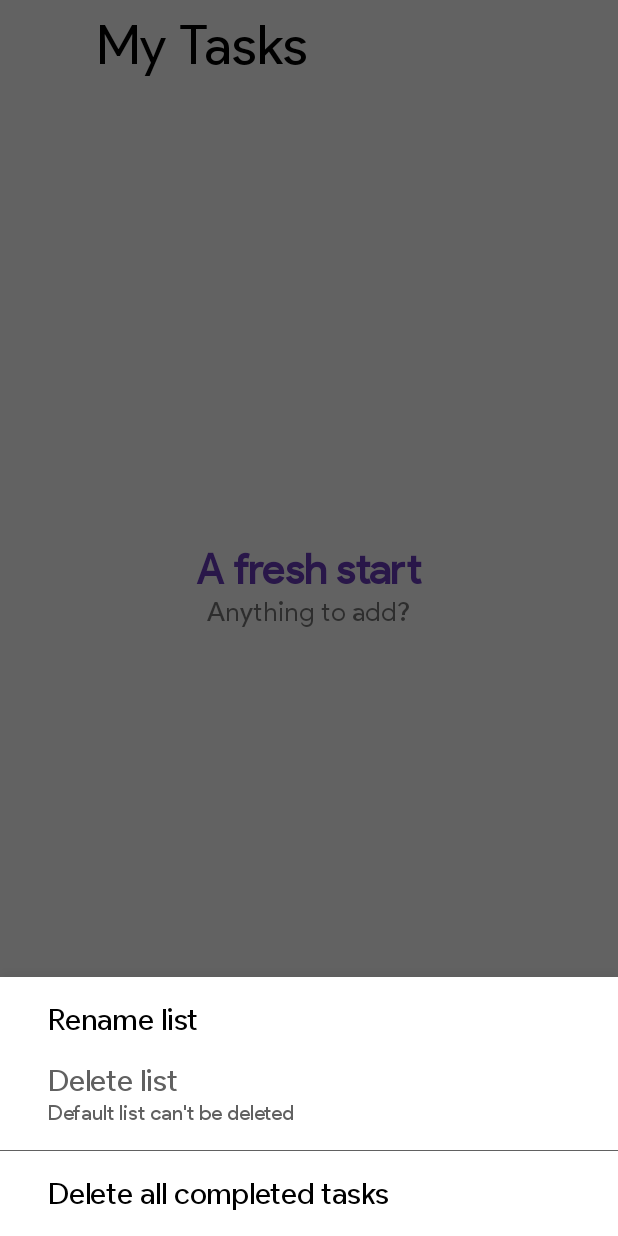
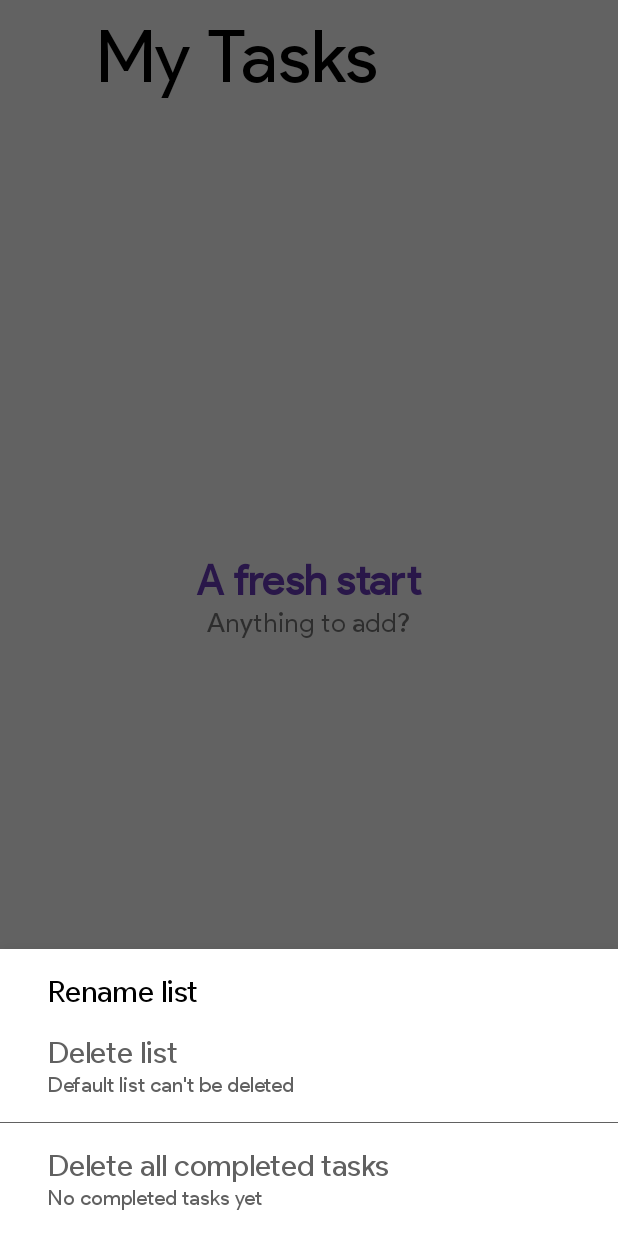
Before and after one commit to thejunglegiant/RoutineTracker, an Android app: the screen it shows after launch (MainActivity), after a tap on an icon or button, on a phone screen of 412 x 824 dp. Run offline under Robolectric (Android 15) with nearby library versions, the phone set to English and light mode, and no system bars; our stand-ins replace Room's generated code, data binding.

Commit message:
Tick button added, bugs fixed

```diff
--- a/app/src/main/java/com/oleksii/routinetracker/bottomactions/BottomActionsFragment.kt
+++ b/app/src/main/java/com/oleksii/routinetracker/bottomactions/BottomActionsFragment.kt
@@ -76,7 +76,15 @@ class BottomActionsFragment : BottomSheetDialogFragment() {
             binding.deleteList.setTextColor(
                 ContextCompat.getColor(application.applicationContext, (R.color.textHintColor))
             )
-            binding.additionalInfo.visibility = View.VISIBLE
+            binding.deleteListHint.visibility = View.VISIBLE
+        }
+
+        if (amountOfCompletedTasks < 1) {
+            binding.deleteCompleted.isEnabled = false
+            binding.deleteCompleted.setTextColor(
+                ContextCompat.getColor(application.applicationContext, (R.color.textHintColor))
+            )
+            binding.deleteCompletedHint.visibility = View.VISIBLE
         }
 
         binding.renameList.setOnClickListener {
--- a/app/src/main/java/com/oleksii/routinetracker/createtask/CreateTaskFragment.kt
+++ b/app/src/main/java/com/oleksii/routinetracker/createtask/CreateTaskFragment.kt
@@ -79,9 +79,7 @@ class CreateTaskFragment : BottomSheetDialogFragment() {
             if (binding.addDetails.text.isEmpty())
                 details = ""
             createTaskViewModel.createTask(currentListId, title, details, date)
-            this.dismiss()
-        } else {
-            this.dismiss()
         }
+        this.dismiss()
     }
 }
--- a/app/src/main/java/com/oleksii/routinetracker/list/BindingUtil.kt
+++ b/app/src/main/java/com/oleksii/routinetracker/list/BindingUtil.kt
@@ -2,6 +2,7 @@ package com.oleksii.routinetracker.list
 
 import android.widget.TextView
 import androidx.databinding.BindingAdapter
+import com.oleksii.routinetracker.R
 import com.oleksii.routinetracker.database.SetOfTask
 import com.oleksii.routinetracker.database.Task
 import com.oleksii.routinetracker.formatDate
@@ -26,7 +27,7 @@ fun TextView.setTaskDateAsString(item: Task?) {
         if (it.stage == 0) {
             text = formatDate(it.date)
         } else {
-            text = "Completed"
+            text = context.getString(R.string.completed)
         }
     }
 }
--- a/app/src/main/java/com/oleksii/routinetracker/list/ListFragment.kt
+++ b/app/src/main/java/com/oleksii/routinetracker/list/ListFragment.kt
@@ -1,11 +1,9 @@
 package com.oleksii.routinetracker.list
 
 import android.os.Bundle
-import android.util.Log
 import android.view.LayoutInflater
 import android.view.View
 import android.view.ViewGroup
-import android.widget.ListAdapter
 import androidx.databinding.DataBindingUtil
 import androidx.fragment.app.Fragment
 import androidx.lifecycle.Observer
@@ -25,12 +23,10 @@ private lateinit var listViewModel: ListViewModel
 
 class ListFragment : Fragment() {
 
-
     override fun onCreateView(
         inflater: LayoutInflater, container: ViewGroup?,
         savedInstanceState: Bundle?): View? {
-        binding = DataBindingUtil.inflate(
-            inflater, R.layout.fragment_list, container, false)
+        binding = DataBindingUtil.inflate(inflater, R.layout.fragment_list, container, false)
         val application = requireNotNull(this.activity).application
         val dataSource = TaskDatabase.getInstance(application).taskDatabaseDao
         val adapter = TaskAdapter(
@@ -40,19 +36,19 @@ class ListFragment : Fragment() {
                 )
             },
             DoneButtonListener { task ->
-                listViewModel.onDoneTask(task)
-                showSnackBar(getString(R.string.you_did_it))
+                if (task.stage == 0) {
+                    listViewModel.onDoneTask(task)
+                    showSnackBar(getString(R.string.you_did_it))
+                } else {
+                    listViewModel.onUndoneTask(task)
+                    showSnackBar(getString(R.string.task_were_undoned))
+                }
             }
         )
         binding.tasksList.adapter = adapter
+        binding.listFragment = this
 
         listViewModel = ListViewModel(dataSource, application)
-        binding.listViewModel = listViewModel
-
-        binding.addButton.setOnClickListener {
-            val createTaskFragment = CreateTaskFragment()
-            createTaskFragment.show(fragmentManager!!, createTaskFragment.tag)
-        }
 
         binding.moreActions.setOnClickListener {
             val bottomActionsFragment = BottomActionsFragment()
@@ -71,7 +67,7 @@ class ListFragment : Fragment() {
                 lists.forEach { list ->
                     if (list.opened) {
                         currentListId = list.listId
-                        binding.list = list
+                        binding.listTitle.text = list.title
                         submitAll(listViewModel.tasks.value, adapter)
                     }
                 }
@@ -81,13 +77,20 @@ class ListFragment : Fragment() {
         listViewModel.tasks.observe(this, Observer {
             submitAll(it, adapter)
             if (it.isNullOrEmpty()) {
+                binding.tasksList.visibility = View.GONE
                 binding.freshStart.visibility = View.VISIBLE
             } else {
                 binding.freshStart.visibility = View.GONE
+                binding.tasksList.visibility = View.VISIBLE
             }
         })
 
         return binding.root
+    }
+
+    fun addTask() {
+        val createTaskFragment = CreateTaskFragment()
+        createTaskFragment.show(fragmentManager!!, createTaskFragment.tag)
     }
 
     companion object {
--- a/app/src/main/java/com/oleksii/routinetracker/list/TaskAdapter.kt
+++ b/app/src/main/java/com/oleksii/routinetracker/list/TaskAdapter.kt
@@ -6,6 +6,7 @@ import android.view.LayoutInflater
 import android.view.View
 import android.view.ViewGroup
 import androidx.recyclerview.widget.RecyclerView
+import com.oleksii.routinetracker.R
 import com.oleksii.routinetracker.database.Task
 import com.oleksii.routinetracker.databinding.ListItemTaskBinding
 import com.oleksii.routinetracker.formatDate
@@ -33,12 +34,7 @@ class TaskAdapter(private val clickListener: TaskListener,
     }
 
     fun submitList(data: List<Task>?) {
-        if (data == null) {
-            tasksList = Collections.emptyList()
-        } else {
-            tasksList = data
-        }
-
+        tasksList = data ?: Collections.emptyList()
         size = tasksList.size
         notifyDataSetChanged()
     }
@@ -58,10 +54,10 @@ class TaskAdapter(private val clickListener: TaskListener,
                 else
                     binding.taskDeadline.visibility = View.VISIBLE
 
-                binding.doneButtonListener = doneButtonListener
                 binding.taskText.paintFlags = binding.taskText.paintFlags and
                         Paint.STRIKE_THRU_TEXT_FLAG.inv()
                 previousDate = item.date
+                binding.taskCheck.setBackgroundResource(R.drawable.ic_radio_button_unchecked_black_24dp)
             } else {
                 if (completedTasksExist)
                     binding.taskDeadline.visibility = View.GONE
@@ -70,9 +66,11 @@ class TaskAdapter(private val clickListener: TaskListener,
 
                 binding.taskText.paintFlags = Paint.STRIKE_THRU_TEXT_FLAG
                 completedTasksExist = true
+                binding.taskCheck.setBackgroundResource(R.drawable.tick_30dp)
             }
             if (item.details.isNotEmpty())
                 binding.taskDetails.visibility = View.VISIBLE
+            binding.doneButtonListener = doneButtonListener
             binding.clickListener = clickListener
             binding.task = item
             binding.executePendingBindings()
--- a/app/src/main/res/drawable/ic_radio_button_unchecked_black_24dp.xml
+++ b/app/src/main/res/drawable/ic_radio_button_unchecked_black_24dp.xml
@@ -4,6 +4,6 @@
         android:viewportWidth="24.0"
         android:viewportHeight="24.0">
     <path
-        android:fillColor="#FF000000"
+        android:fillColor="@color/textColor"
         android:pathData="M12,2C6.48,2 2,6.48 2,12s4.48,10 10,10 10,-4.48 10,-10S17.52,2 12,2zM12,20c-4.42,0 -8,-3.58 -8,-8s3.58,-8 8,-8 8,3.58 8,8 -3.58,8 -8,8z"/>
 </vector>
--- a/app/src/main/res/drawable/tick_30dp.xml
+++ b/app/src/main/res/drawable/tick_30dp.xml
@@ -1,4 +1,4 @@
 <vector android:height="30dp" android:viewportHeight="24.0"
     android:viewportWidth="24.0" android:width="30dp" xmlns:android="http://schemas.android.com/apk/res/android">
-    <path android:fillColor="#FF000000" android:pathData="M9,16.2L4.8,12l-1.4,1.4L9,19 21,7l-1.4,-1.4L9,16.2z"/>
+    <path android:fillColor="@color/textColor" android:pathData="M9,16.2L4.8,12l-1.4,1.4L9,19 21,7l-1.4,-1.4L9,16.2z"/>
 </vector>
--- a/app/src/main/res/layout/fragment_add_list.xml
+++ b/app/src/main/res/layout/fragment_add_list.xml
@@ -68,7 +68,6 @@
             android:layout_marginEnd="32dp"
             android:background="@android:color/transparent"
             android:hint="@string/enter_list_title"
-            android:inputType="text"
             style="@style/edit_text"
             app:layout_constraintEnd_toEndOf="parent"
             app:layout_constraintStart_toStartOf="parent"
--- a/app/src/main/res/layout/fragment_bottom_actions.xml
+++ b/app/src/main/res/layout/fragment_bottom_actions.xml
@@ -36,7 +36,7 @@
             app:layout_constraintTop_toBottomOf="@+id/rename_list" />
 
         <TextView
-            android:id="@+id/additional_info"
+            android:id="@+id/delete_list_hint"
             android:layout_width="0dp"
             android:layout_height="wrap_content"
             android:text="@string/default_list_cant_be_deleted"
@@ -54,23 +54,42 @@
             android:background="@color/colorGray700"
             app:layout_constraintEnd_toEndOf="parent"
             app:layout_constraintStart_toStartOf="parent"
-            app:layout_constraintTop_toBottomOf="@+id/additional_info" />
+            app:layout_constraintTop_toBottomOf="@+id/delete_list_hint" />
 
         <TextView
             android:id="@+id/delete_completed"
+            style="@style/regular_text"
             android:layout_width="0dp"
             android:layout_height="wrap_content"
             android:layout_marginStart="32dp"
+            android:layout_marginEnd="32dp"
             android:layout_marginTop="16dp"
-            android:layout_marginEnd="32dp"
-            android:layout_marginBottom="16dp"
             android:ems="10"
             android:text="@string/delete_all_completed_tasks"
-            style="@style/regular_text"
-            app:layout_constraintBottom_toBottomOf="parent"
             app:layout_constraintEnd_toEndOf="parent"
             app:layout_constraintStart_toStartOf="parent"
             app:layout_constraintTop_toBottomOf="@+id/line" />
 
+        <TextView
+            android:id="@+id/delete_completed_hint"
+            android:layout_width="0dp"
+            android:layout_height="wrap_content"
+            android:text="@string/no_completed_tasks_yet"
+            android:textColor="@color/textHintColor"
+            android:visibility="gone"
+            app:layout_constraintEnd_toEndOf="@+id/delete_completed"
+            app:layout_constraintStart_toStartOf="@+id/delete_completed"
+            app:layout_constraintTop_toBottomOf="@+id/delete_completed"/>
+
+        <View
+            android:id="@+id/second_line"
+            android:layout_width="match_parent"
+            android:layout_height="0.1dp"
+            android:layout_marginTop="16dp"
+            android:background="@android:color/transparent"
+            app:layout_constraintEnd_toEndOf="parent"
+            app:layout_constraintStart_toStartOf="parent"
+            app:layout_constraintTop_toBottomOf="@+id/delete_completed_hint" />
+
     </androidx.constraintlayout.widget.ConstraintLayout>
 </layout>
--- a/app/src/main/res/layout/fragment_create_task.xml
+++ b/app/src/main/res/layout/fragment_create_task.xml
@@ -25,7 +25,6 @@
             android:background="@android:color/transparent"
             android:ems="10"
             android:hint="@string/new_task"
-            android:inputType="text"
             style="@style/edit_text"
             android:textStyle="bold"
             app:layout_constraintEnd_toEndOf="parent"
@@ -74,7 +73,7 @@
             android:layout_marginStart="16dp"
             android:layout_marginTop="8dp"
             android:background="@android:color/transparent"
-            android:inputType="textMultiLine"
+            android:inputType="textCapSentences"
             android:ems="10"
             android:hint="@string/add_details"
             android:textSize="17sp"
--- a/app/src/main/res/layout/fragment_edit_task.xml
+++ b/app/src/main/res/layout/fragment_edit_task.xml
@@ -48,7 +48,6 @@
                 android:layout_marginEnd="8dp"
                 android:background="@android:color/transparent"
                 android:hint="@string/enter_your_task"
-                android:inputType="textPersonName"
                 style="@style/edit_text"
                 android:textStyle="bold"
                 app:layout_constraintEnd_toEndOf="parent"
--- a/app/src/main/res/layout/fragment_list.xml
+++ b/app/src/main/res/layout/fragment_list.xml
@@ -5,11 +5,8 @@
 
     <data>
         <variable
-            name="list"
-            type="com.oleksii.routinetracker.database.SetOfTask" />
-        <variable
-            name="listViewModel"
-            type="com.oleksii.routinetracker.list.ListViewModel" />
+            name="listFragment"
+            type="com.oleksii.routinetracker.list.ListFragment" />
     </data>
 
     <androidx.constraintlayout.widget.ConstraintLayout
@@ -27,33 +24,17 @@
             app:layout_constraintStart_toStartOf="parent"
             app:layout_constraintTop_toTopOf="parent">
 
-            <TextView
-                android:id="@+id/list_title"
-                android:layout_width="match_parent"
-                android:layout_height="wrap_content"
-                android:layout_marginStart="64dp"
-                android:layout_marginEnd="64dp"
-                android:paddingTop="@dimen/small_padding"
-                android:textColor="@color/textColor"
-                android:textSize="36sp"
-                android:ellipsize="end"
-                android:maxLines="1"
-                app:layout_constraintEnd_toEndOf="parent"
-                app:layout_constraintStart_toStartOf="parent"
-                app:layout_constraintTop_toTopOf="parent"
-                app:listTitle="@{list}"
-                tools:text="My Tasks" />
-
             <LinearLayout
                 android:id="@+id/fresh_start"
                 android:layout_width="wrap_content"
                 android:layout_height="wrap_content"
+                android:gravity="center"
                 android:orientation="vertical"
-                android:gravity="center"
-                app:layout_constraintBottom_toBottomOf="@+id/tasks_list"
+                android:onClick="@{() -> listFragment.addTask()}"
+                app:layout_constraintBottom_toBottomOf="parent"
                 app:layout_constraintEnd_toEndOf="parent"
-                app:layout_constraintStart_toStartOf="@+id/tasks_list"
-                app:layout_constraintTop_toBottomOf="@+id/list_title">
+                app:layout_constraintStart_toStartOf="parent"
+                app:layout_constraintTop_toBottomOf="@id/list_title">
 
                 <TextView
                     android:layout_width="wrap_content"
@@ -69,6 +50,22 @@
                     android:text="@string/anything_to_add"
                     android:textSize="18sp" />
             </LinearLayout>
+
+            <TextView
+                android:id="@+id/list_title"
+                android:layout_width="match_parent"
+                android:layout_height="wrap_content"
+                android:layout_marginStart="64dp"
+                android:layout_marginEnd="64dp"
+                android:paddingTop="@dimen/small_padding"
+                android:textColor="@color/textColor"
+                android:textSize="48sp"
+                android:ellipsize="end"
+                android:maxLines="1"
+                app:layout_constraintEnd_toEndOf="parent"
+                app:layout_constraintStart_toStartOf="parent"
+                app:layout_constraintTop_toTopOf="parent"
+                tools:text="My Tasks" />
 
             <androidx.recyclerview.widget.RecyclerView
                 android:id="@+id/tasks_list"
@@ -98,6 +95,7 @@
             android:text="@string/add"
             android:textColor="@color/textColor"
             android:textSize="19sp"
+            android:onClick="@{() -> listFragment.addTask()}"
             app:layout_constraintBottom_toBottomOf="parent"
             app:layout_constraintEnd_toStartOf="@+id/more_actions"
             app:layout_constraintStart_toEndOf="@+id/menu_button"
--- a/app/src/main/res/layout/fragment_rename_list.xml
+++ b/app/src/main/res/layout/fragment_rename_list.xml
@@ -68,7 +68,6 @@
             android:layout_marginEnd="32dp"
             android:background="@android:color/transparent"
             android:hint="@string/enter_list_title"
-            android:inputType="text"
             style="@style/edit_text"
             app:layout_constraintEnd_toEndOf="parent"
             app:layout_constraintStart_toStartOf="parent"
--- a/app/src/main/res/values/strings.xml
+++ b/app/src/main/res/values/strings.xml
@@ -19,4 +19,7 @@
     <string name="default_list_cant_be_deleted">Default list can\'t be deleted</string>
     <string name="a_fresh_start">A fresh start</string>
     <string name="anything_to_add">Anything to add?</string>
+    <string name="completed">Completed</string>
+    <string name="task_were_undoned">Task were been undone</string>
+    <string name="no_completed_tasks_yet">No completed tasks yet</string>
 </resources>
--- a/app/src/main/res/values/styles.xml
+++ b/app/src/main/res/values/styles.xml
@@ -14,6 +14,7 @@
     </style>
 
     <style name="edit_text">
+        <item name="android:inputType">textCapSentences</item>
         <item name="android:textColor">@color/textColor</item>
         <item name="android:textSize">24sp</item>
         <item name="android:textColorHint">@color/textHintColor</item>
```
Also changed, not shown: app/src/main/java/com/oleksii/routinetracker/edittask/EditTaskFragment.kt (+11 -9 lines), app/src/main/java/com/oleksii/routinetracker/list/ListViewModel.kt (+9 -0 lines), app/src/main/res/layout/list_item_task.xml (+7 -6 lines).
